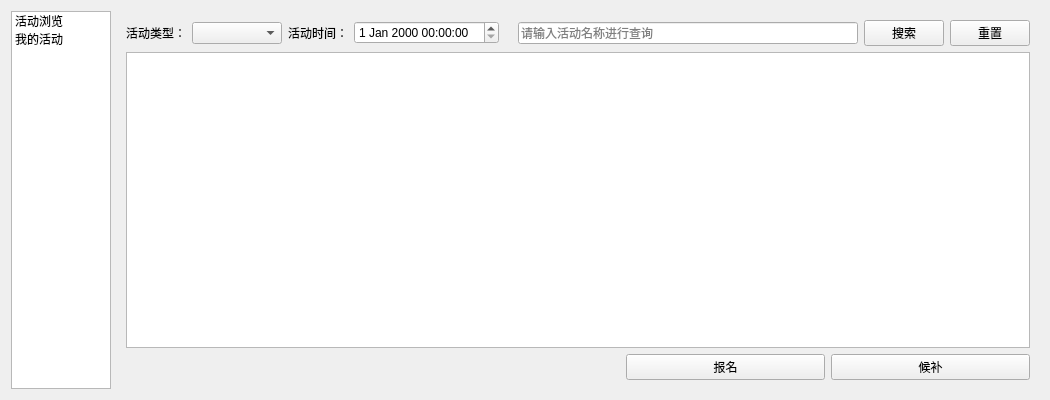
Above: CampusEventClient/studentview.ui from liuxing122119/CampusEventSign before the change. Below: the same form after it.
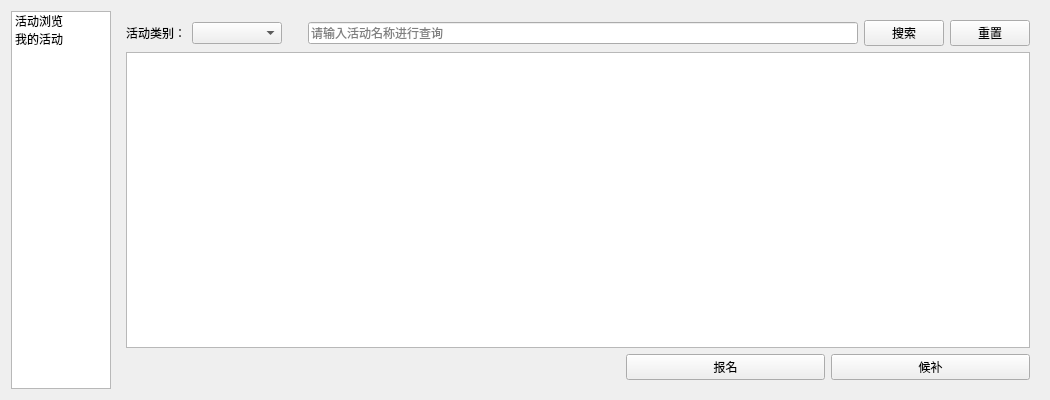
That is the form after the change.

What changed in the file:
```diff
--- a/CampusEventClient/studentview.ui
+++ b/CampusEventClient/studentview.ui
@@ -204,7 +204,7 @@
            <item>
             <widget class="QLabel" name="label">
              <property name="text">
-              <string>活动类型：</string>
+              <string>活动类别：</string>
              </property>
              <property name="alignment">
               <set>Qt::AlignmentFlag::AlignRight|Qt::AlignmentFlag::AlignTrailing|Qt::AlignmentFlag::AlignVCenter</set>
@@ -236,19 +236,6 @@
              </property>
             </widget>
            </item>
-           <item>
-            <widget class="QLabel" name="label_2">
-             <property name="text">
-              <string>活动时间：</string>
-             </property>
-             <property name="alignment">
-              <set>Qt::AlignmentFlag::AlignRight|Qt::AlignmentFlag::AlignTrailing|Qt::AlignmentFlag::AlignVCenter</set>
-             </property>
-            </widget>
-           </item>
-           <item>
-            <widget class="QDateTimeEdit" name="acttimeEdit"/>
-           </item>
            <item>
             <spacer name="horizontalSpacer_4">
              <property name="orientation">
@@ -259,7 +246,7 @@
              </property>
              <property name="sizeHint" stdset="0">
               <size>
-               <width>13</width>
+               <width>20</width>
                <height>20</height>
               </size>
              </property>
```
Left out of the diff: 20 changed lines with no effect on the pictures.
